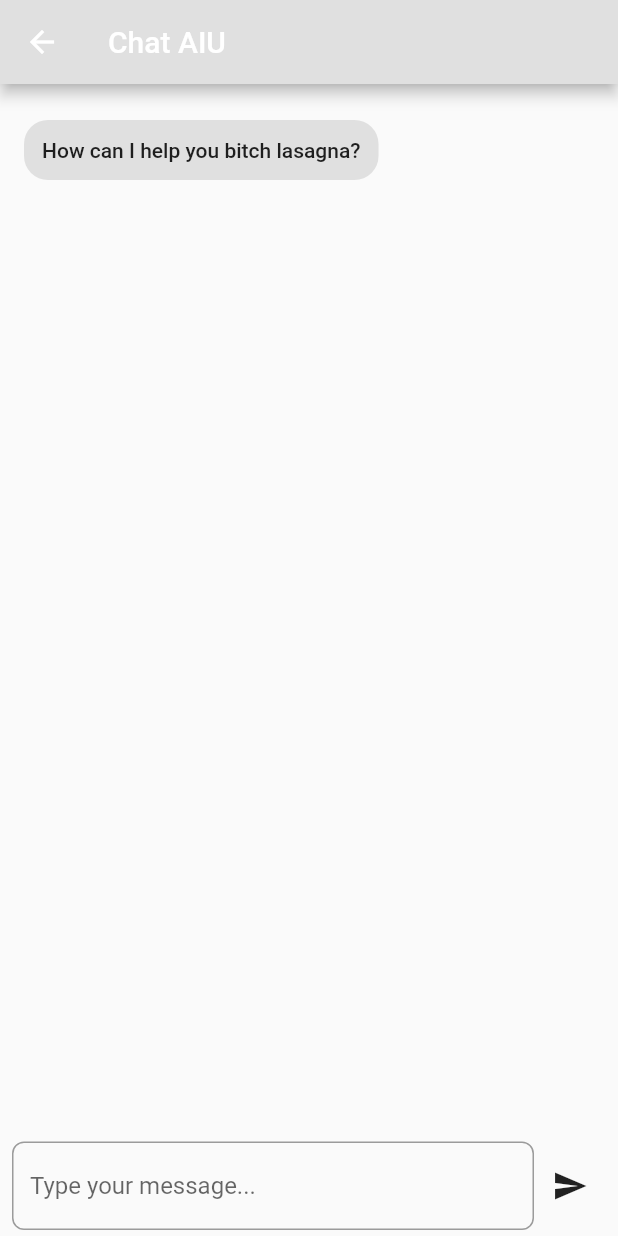
After one commit to jilian-tenerife/HowAiU, a Flutter app: the ChatAiu screen opened directly, after a tap on the "send" icon, on a phone screen of 412 x 824 dp. The commit adds this screen. Run offline on Flutter 3.47's test engine with Material 2 defaults, Android fonts, the light colour scheme and no system bars; our stand-ins replace clay_containers, flutter_neumorphic, google_fonts, lottie, table_calendar; Roboto replaces fonts that are missing (Cocogoose).

Commit message:
jerico commit

```diff
--- /dev/null
+++ b/howaiu/lib/screens/chat.dart
@@ -0,0 +1,76 @@
+import 'package:flutter/cupertino.dart';
+import 'package:flutter/material.dart';
+
+import '../widgets/chat_bubble.dart';
+
+class ChatAiu extends StatefulWidget {
+  const ChatAiu({Key? key}) : super(key: key);
+
+  @override
+  State<ChatAiu> createState() => _ChatAiuState();
+}
+
+class _ChatAiuState extends State<ChatAiu> {
+  final TextEditingController _controller = TextEditingController();
+  List<ChatBubble> _messages = [
+    const ChatBubble(
+      text: 'How can I help you bitch lasagna?',
+      isCurrentUser: false,
+    ),
+  ];
+
+  void _sendMessage() {
+    String text = _controller.text.trim();
+    if (text.isNotEmpty) {
+      setState(() {
+        _messages.add(ChatBubble(text: text, isCurrentUser: true));
+      });
+      _controller.clear();
+    }
+  }
+
+  @override
+  Widget build(BuildContext context) {
+    return Scaffold(
+      appBar: AppBar(
+        title: const Text('Chat AIU'),
+        backgroundColor: Colors.grey[300],
+      ),
+      body: Column(
+        children: [
+          SizedBox(
+            height: 20,
+          ),
+          Expanded(
+            child: ListView.builder(
+              itemCount: _messages.length,
+              itemBuilder: (context, index) => _messages[index],
+            ),
+          ),
+          Container(
+            padding: const EdgeInsets.symmetric(horizontal: 8.0, vertical: 4.0),
+            child: Row(
+              children: [
+                Expanded(
+                  child: TextField(
+                    controller: _controller,
+                    decoration: InputDecoration(
+                      hintText: 'Type your message...',
+                      border: OutlineInputBorder(
+                        borderRadius: BorderRadius.circular(8.0),
+                      ),
+                    ),
+                  ),
+                ),
+                IconButton(
+                  onPressed: _sendMessage,
+                  icon: const Icon(Icons.send),
+                ),
+              ],
+            ),
+          ),
+        ],
+      ),
+    );
+  }
+}
--- a/howaiu/lib/screens/home_page.dart
+++ b/howaiu/lib/screens/home_page.dart
@@ -1,5 +1,6 @@
 import 'package:flutter/material.dart';
 import 'package:flutter_neumorphic/flutter_neumorphic.dart';
+import 'package:howaiu/screens/chat.dart';
 import 'package:table_calendar/table_calendar.dart';
 
 import 'diary.dart';
@@ -105,7 +106,7 @@ class _TableCalendarExampleState extends State<TableCalendarExample> {
                 ),
               ),
               const SizedBox(
-                height: 100,
+                height: 10,
               ),
               Row(
                 mainAxisAlignment: MainAxisAlignment.spaceEvenly,
@@ -127,6 +128,12 @@ class _TableCalendarExampleState extends State<TableCalendarExample> {
                     ),
                   ),
                   NeumorphicButton(
+                    onPressed: () {
+                      Navigator.push(
+                        context,
+                        MaterialPageRoute(builder: (context) => ChatAiu()),
+                      );
+                    },
                     style: NeumorphicStyle(
                       shape: NeumorphicShape.convex,
                       boxShape: NeumorphicBoxShape.circle(),
--- /dev/null
+++ b/howaiu/lib/widgets/chat_bubble.dart
@@ -0,0 +1,43 @@
+import 'package:flutter/material.dart';
+
+class ChatBubble extends StatelessWidget {
+  const ChatBubble({
+    Key? key,
+    required this.text,
+    required this.isCurrentUser,
+  }) : super(key: key);
+  final String text;
+  final bool isCurrentUser;
+
+  @override
+  Widget build(BuildContext context) {
+    return Padding(
+      // asymmetric padding
+      padding: EdgeInsets.fromLTRB(
+        isCurrentUser ? 64.0 : 16.0,
+        4,
+        isCurrentUser ? 16.0 : 64.0,
+        4,
+      ),
+      child: Align(
+        // align the child within the container
+        alignment: isCurrentUser ? Alignment.centerRight : Alignment.centerLeft,
+        child: DecoratedBox(
+          // chat bubble decoration
+          decoration: BoxDecoration(
+            color: isCurrentUser ? Colors.blue : Colors.grey[300],
+            borderRadius: BorderRadius.circular(16),
+          ),
+          child: Padding(
+            padding: const EdgeInsets.all(12),
+            child: Text(
+              text,
+              style: Theme.of(context).textTheme.bodyText1!.copyWith(
+                  color: isCurrentUser ? Colors.white : Colors.black87),
+            ),
+          ),
+        ),
+      ),
+    );
+  }
+}
```
Also changed, not shown: howaiu/pubspec.yaml (+6 -6 lines), howaiu/pubspec.lock.
